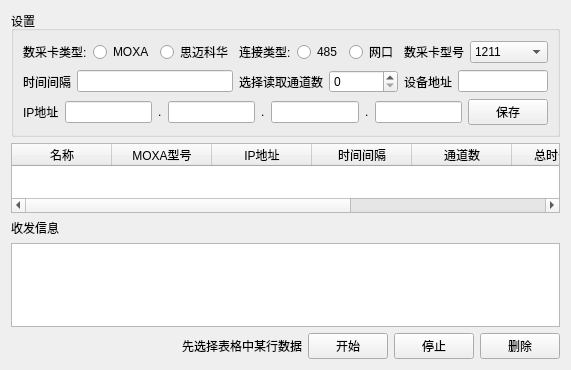
Qt form IOCardTool/daqset.ui (LiBang0613/IOCardTool) before a commit.
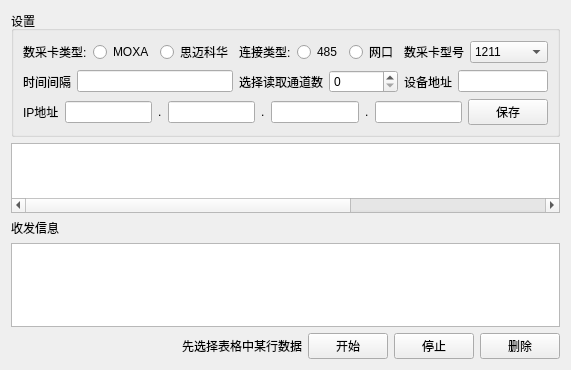
The same form after that commit.

Commit message: 收发数据显示根据文本大小判断

What changed in the file:
```diff
--- a/IOCardTool/daqset.ui
+++ b/IOCardTool/daqset.ui
@@ -319,7 +319,7 @@
       <enum>Qt::SolidLine</enum>
      </property>
      <attribute name="horizontalHeaderVisible">
-      <bool>true</bool>
+      <bool>false</bool>
      </attribute>
      <attribute name="horizontalHeaderCascadingSectionResizes">
       <bool>false</bool>
```
Left out of the diff: 14 changed lines with no effect on the pictures. The commit also changes 2 other files.
